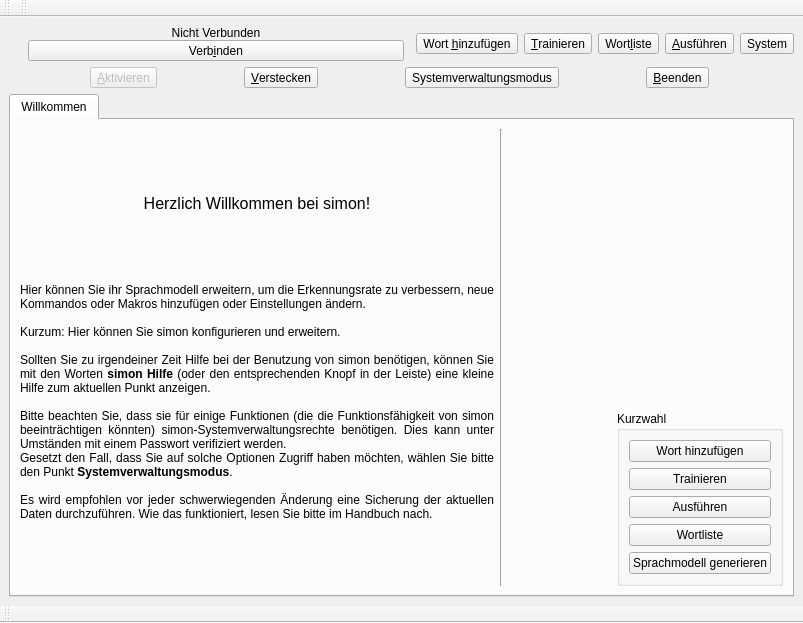
Qt form ui/main.ui (KDE/simon) before a commit.
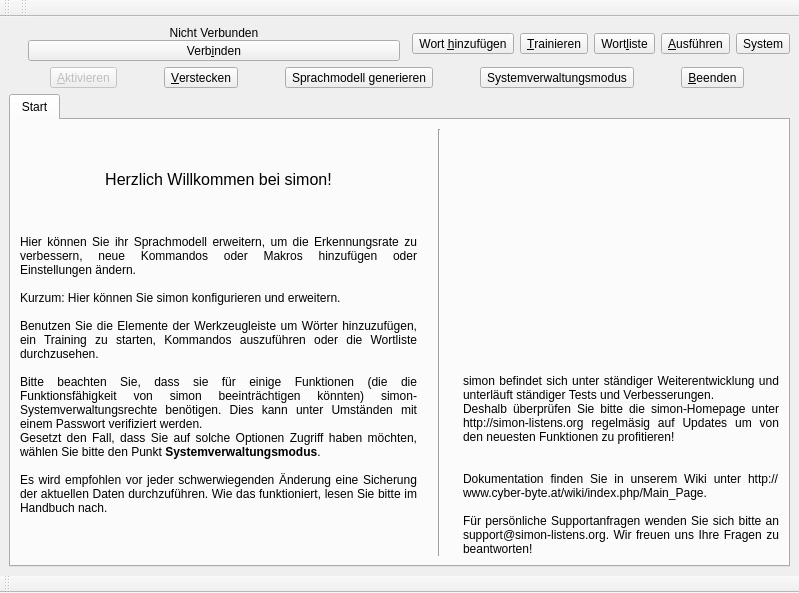
The same form after that commit. Icons and pictures are not drawn. Custom widgets are drawn as their Qt base class.

Patch:
```diff
--- a/ui/main.ui
+++ b/ui/main.ui
@@ -5,8 +5,8 @@
    <rect>
     <x>0</x>
     <y>0</y>
-    <width>803</width>
-    <height>623</height>
+    <width>799</width>
+    <height>593</height>
    </rect>
   </property>
   <property name="windowTitle" >
@@ -333,6 +333,25 @@
         </property>
        </widget>
       </item>
+      <item>
+       <widget class="QToolButton" name="pbCompileModel" >
+        <property name="text" >
+         <string>Sprachmodell generieren</string>
+        </property>
+        <property name="icon" >
+         <iconset resource="../action_icons.qrc" >:/images/icons/go-next.svg</iconset>
+        </property>
+        <property name="iconSize" >
+         <size>
+          <width>24</width>
+          <height>24</height>
+         </size>
+        </property>
+        <property name="toolButtonStyle" >
+         <enum>Qt::ToolButtonTextBesideIcon</enum>
+        </property>
+       </widget>
+      </item>
       <item>
        <widget class="QToolButton" name="pbKeyed" >
         <property name="enabled" >
@@ -398,7 +417,10 @@
      <widget class="InlineWidgetView" name="inlineView" >
       <widget class="QWidget" name="tbWelcome" >
        <attribute name="title" >
-        <string>Willkommen</string>
+        <string>Start</string>
+       </attribute>
+       <attribute name="icon" >
+        <iconset resource="../others.qrc" >:/images/tray.png</iconset>
        </attribute>
        <layout class="QHBoxLayout" >
         <item>
@@ -455,17 +477,17 @@
             <property name="text" >
              <string>&lt;html>&lt;head>&lt;meta name="qrichtext" content="1" />&lt;style type="text/css">
 p, li { white-space: pre-wrap; }
-&lt;/style>&lt;/head>&lt;body style=" font-family:'Sans Serif'; font-size:9pt; font-weight:400; font-style:normal;">
-&lt;p style=" margin-top:0px; margin-bottom:0px; margin-left:0px; margin-right:0px; -qt-block-indent:0; text-indent:0px;">Hier können Sie ihr Sprachmodell erweitern, um die Erkennungsrate zu verbessern, neue Kommandos oder Makros hinzufügen oder Einstellungen ändern.&lt;/p>
-&lt;p style="-qt-paragraph-type:empty; margin-top:0px; margin-bottom:0px; margin-left:0px; margin-right:0px; -qt-block-indent:0; text-indent:0px;">&lt;/p>
-&lt;p style=" margin-top:0px; margin-bottom:0px; margin-left:0px; margin-right:0px; -qt-block-indent:0; text-indent:0px;">Kurzum: Hier können Sie simon konfigurieren und erweitern.&lt;/p>
-&lt;p style="-qt-paragraph-type:empty; margin-top:0px; margin-bottom:0px; margin-left:0px; margin-right:0px; -qt-block-indent:0; text-indent:0px;">&lt;/p>
-&lt;p style=" margin-top:0px; margin-bottom:0px; margin-left:0px; margin-right:0px; -qt-block-indent:0; text-indent:0px;">Sollten Sie zu irgendeiner Zeit Hilfe bei der Benutzung von simon benötigen, können Sie mit den Worten &lt;span style=" font-weight:600;">simon Hilfe&lt;/span> (oder den entsprechenden Knopf in der Leiste) eine kleine Hilfe zum aktuellen Punkt anzeigen.&lt;/p>
-&lt;p style="-qt-paragraph-type:empty; margin-top:0px; margin-bottom:0px; margin-left:0px; margin-right:0px; -qt-block-indent:0; text-indent:0px;">&lt;/p>
-&lt;p style=" margin-top:0px; margin-bottom:0px; margin-left:0px; margin-right:0px; -qt-block-indent:0; text-indent:0px;">Bitte beachten Sie, dass sie für einige Funktionen (die die Funktionsfähigkeit von simon beeinträchtigen könnten) simon-Systemverwaltungsrechte benötigen. Dies kann unter Umständen mit einem Passwort verifiziert werden.&lt;/p>
-&lt;p style=" margin-top:0px; margin-bottom:0px; margin-left:0px; margin-right:0px; -qt-block-indent:0; text-indent:0px;">Gesetzt den Fall, dass Sie auf solche Optionen Zugriff haben möchten, wählen Sie bitte den Punkt &lt;span style=" font-weight:600;">Systemverwaltungsmodus&lt;/span>.&lt;/p>
-&lt;p style="-qt-paragraph-type:empty; margin-top:0px; margin-bottom:0px; margin-left:0px; margin-right:0px; -qt-block-indent:0; text-indent:0px;">&lt;/p>
-&lt;p style=" margin-top:0px; margin-bottom:0px; margin-left:0px; margin-right:0px; -qt-block-indent:0; text-indent:0px;">Es wird empfohlen vor jeder schwerwiegenden Änderung eine Sicherung der aktuellen Daten durchzuführen. Wie das funktioniert, lesen Sie bitte im Handbuch nach.&lt;/p>&lt;/body>&lt;/html></string>
+&lt;/style>&lt;/head>&lt;body style=" font-family:'Sans Serif'; font-size:10pt; font-weight:400; font-style:normal;">
+&lt;p style=" margin-top:0px; margin-bottom:0px; margin-left:0px; margin-right:0px; -qt-block-indent:0; text-indent:0px; font-size:9pt;">Hier können Sie ihr Sprachmodell erweitern, um die Erkennungsrate zu verbessern, neue Kommandos oder Makros hinzufügen oder Einstellungen ändern.&lt;/p>
+&lt;p style="-qt-paragraph-type:empty; margin-top:0px; margin-bottom:0px; margin-left:0px; margin-right:0px; -qt-block-indent:0; text-indent:0px; font-size:9pt;">&lt;/p>
+&lt;p style=" margin-top:0px; margin-bottom:0px; margin-left:0px; margin-right:0px; -qt-block-indent:0; text-indent:0px; font-size:9pt;">Kurzum: Hier können Sie simon konfigurieren und erweitern.&lt;/p>
+&lt;p style="-qt-paragraph-type:empty; margin-top:0px; margin-bottom:0px; margin-left:0px; margin-right:0px; -qt-block-indent:0; text-indent:0px; font-size:9pt;">&lt;/p>
+&lt;p style=" margin-top:0px; margin-bottom:0px; margin-left:0px; margin-right:0px; -qt-block-indent:0; text-indent:0px; font-size:9pt;">Benutzen Sie die Elemente der Werkzeugleiste um Wörter hinzuzufügen, ein Training zu starten, Kommandos auszuführen oder die Wortliste durchzusehen.&lt;/p>
+&lt;p style="-qt-paragraph-type:empty; margin-top:0px; margin-bottom:0px; margin-left:0px; margin-right:0px; -qt-block-indent:0; text-indent:0px; font-size:9pt;">&lt;/p>
+&lt;p style=" margin-top:0px; margin-bottom:0px; margin-left:0px; margin-right:0px; -qt-block-indent:0; text-indent:0px; font-size:9pt;">Bitte beachten Sie, dass sie für einige Funktionen (die die Funktionsfähigkeit von simon beeinträchtigen könnten) simon-Systemverwaltungsrechte benötigen. Dies kann unter Umständen mit einem Passwort verifiziert werden.&lt;/p>
+&lt;p style=" margin-top:0px; margin-bottom:0px; margin-left:0px; margin-right:0px; -qt-block-indent:0; text-indent:0px; font-size:9pt;">Gesetzt den Fall, dass Sie auf solche Optionen Zugriff haben möchten, wählen Sie bitte den Punkt &lt;span style=" font-weight:600;">Systemverwaltungsmodus&lt;/span>.&lt;/p>
+&lt;p style="-qt-paragraph-type:empty; margin-top:0px; margin-bottom:0px; margin-left:0px; margin-right:0px; -qt-block-indent:0; text-indent:0px; font-size:9pt;">&lt;/p>
+&lt;p style=" margin-top:0px; margin-bottom:0px; margin-left:0px; margin-right:0px; -qt-block-indent:0; text-indent:0px; font-size:9pt;">Es wird empfohlen vor jeder schwerwiegenden Änderung eine Sicherung der aktuellen Daten durchzuführen. Wie das funktioniert, lesen Sie bitte im Handbuch nach.&lt;/p>&lt;/body>&lt;/html></string>
             </property>
             <property name="alignment" >
              <set>Qt::AlignJustify|Qt::AlignVCenter</set>
@@ -490,6 +512,19 @@
           </item>
          </layout>
         </item>
+        <item>
+         <spacer>
+          <property name="orientation" >
+           <enum>Qt::Horizontal</enum>
+          </property>
+          <property name="sizeHint" >
+           <size>
+            <width>40</width>
+            <height>20</height>
+           </size>
+          </property>
+         </spacer>
+        </item>
         <item>
          <widget class="Line" name="line" >
           <property name="orientation" >
@@ -498,41 +533,46 @@
          </widget>
         </item>
         <item>
-         <widget class="QLabel" name="lbWelcomeLogo" >
-          <property name="sizePolicy" >
-           <sizepolicy vsizetype="Fixed" hsizetype="Preferred" >
-            <horstretch>0</horstretch>
-            <verstretch>0</verstretch>
-           </sizepolicy>
+         <spacer>
+          <property name="orientation" >
+           <enum>Qt::Horizontal</enum>
           </property>
-          <property name="maximumSize" >
+          <property name="sizeHint" >
            <size>
-            <width>265</width>
-            <height>149</height>
+            <width>40</width>
+            <height>20</height>
            </size>
           </property>
-          <property name="text" >
-           <string/>
-          </property>
-          <property name="pixmap" >
-           <pixmap/>
-          </property>
-          <property name="scaledContents" >
-           <bool>true</bool>
-          </property>
-         </widget>
+         </spacer>
         </item>
         <item>
          <layout class="QVBoxLayout" >
           <item>
-           <widget class="QLabel" name="label" >
-            <property name="text" >
-             <string/>
-            </property>
-            <property name="pixmap" >
-             <pixmap resource="../others.qrc" >:/images/simon.png</pixmap>
-            </property>
-           </widget>
+           <layout class="QHBoxLayout" >
+            <item>
+             <spacer>
+              <property name="orientation" >
+               <enum>Qt::Horizontal</enum>
+              </property>
+              <property name="sizeHint" >
+               <size>
+                <width>40</width>
+                <height>20</height>
+               </size>
+              </property>
+             </spacer>
+            </item>
+            <item>
+             <widget class="QLabel" name="label" >
+              <property name="text" >
+               <string/>
+              </property>
+              <property name="pixmap" >
+               <pixmap resource="../others.qrc" >:/images/simon.png</pixmap>
+              </property>
+             </widget>
+            </item>
+           </layout>
           </item>
           <item>
            <spacer>
@@ -548,122 +588,28 @@
            </spacer>
           </item>
           <item>
-           <widget class="QGroupBox" name="groupBox" >
-            <property name="title" >
-             <string>Kurzwahl</string>
+           <widget class="QLabel" name="lbWelcomeDesc_2" >
+            <property name="text" >
+             <string>&lt;html>&lt;head>&lt;meta name="qrichtext" content="1" />&lt;style type="text/css">
+p, li { white-space: pre-wrap; }
+&lt;/style>&lt;/head>&lt;body style=" font-family:'Sans Serif'; font-size:10pt; font-weight:400; font-style:normal;">
+&lt;p style=" margin-top:0px; margin-bottom:0px; margin-left:0px; margin-right:0px; -qt-block-indent:0; text-indent:0px; font-size:9pt;">simon befindet sich unter ständiger Weiterentwicklung und unterläuft ständiger Tests und Verbesserungen.&lt;/p>
+&lt;p style=" margin-top:0px; margin-bottom:0px; margin-left:0px; margin-right:0px; -qt-block-indent:0; text-indent:0px; font-size:9pt;">Deshalb überprüfen Sie bitte die simon-Homepage unter http://simon-listens.org regelmäsig auf Updates um von den neuesten Funktionen zu profitieren!&lt;/p>
+&lt;p style="-qt-paragraph-type:empty; margin-top:0px; margin-bottom:0px; margin-left:0px; margin-right:0px; -qt-block-indent:0; text-indent:0px; font-size:9pt;">&lt;/p>
+&lt;p style="-qt-paragraph-type:empty; margin-top:0px; margin-bottom:0px; margin-left:0px; margin-right:0px; -qt-block-indent:0; text-indent:0px; font-size:9pt;">&lt;/p>
+&lt;p style=" margin-top:0px; margin-bottom:0px; margin-left:0px; margin-right:0px; -qt-block-indent:0; text-indent:0px; font-size:9pt;">Dokumentation finden Sie in unserem Wiki unter http://www.cyber-byte.at/wiki/index.php/Main_Page.&lt;/p>
+&lt;p style="-qt-paragraph-type:empty; margin-top:0px; margin-bottom:0px; margin-left:0px; margin-right:0px; -qt-block-indent:0; text-indent:0px; font-size:9pt;">&lt;/p>
+&lt;p style=" margin-top:0px; margin-bottom:0px; margin-left:0px; margin-right:0px; -qt-block-indent:0; text-indent:0px; font-size:9pt;">Für persönliche Supportanfragen wenden Sie sich bitte an support@simon-listens.org. Wir freuen uns Ihre Fragen zu beantworten!&lt;/p>&lt;/body>&lt;/html></string>
             </property>
-            <layout class="QVBoxLayout" >
-             <item>
-              <widget class="QPushButton" name="pbQuickAddWord" >
-               <property name="maximumSize" >
-                <size>
-                 <width>265</width>
-                 <height>16777215</height>
-                </size>
-               </property>
-               <property name="text" >
-                <string>Wort hinzufügen</string>
-               </property>
-               <property name="icon" >
-                <iconset/>
-               </property>
-               <property name="iconSize" >
-                <size>
-                 <width>24</width>
-                 <height>24</height>
-                </size>
-               </property>
-              </widget>
-             </item>
-             <item>
-              <widget class="QPushButton" name="pbQuickTrain" >
-               <property name="maximumSize" >
-                <size>
-                 <width>265</width>
-                 <height>16777215</height>
-                </size>
-               </property>
-               <property name="text" >
-                <string>Trainieren</string>
-               </property>
-               <property name="icon" >
-                <iconset/>
-               </property>
-               <property name="iconSize" >
-                <size>
-                 <width>24</width>
-                 <height>24</height>
-                </size>
-               </property>
-              </widget>
-             </item>
-             <item>
-              <widget class="QPushButton" name="pbQuickRunProgram" >
-               <property name="maximumSize" >
-                <size>
-                 <width>265</width>
-                 <height>16777215</height>
-                </size>
-               </property>
-               <property name="text" >
-                <string>Ausführen</string>
-               </property>
-               <property name="icon" >
-                <iconset/>
-               </property>
-               <property name="iconSize" >
-                <size>
-                 <width>24</width>
-                 <height>24</height>
-                </size>
-               </property>
-              </widget>
-             </item>
-             <item>
-              <widget class="QPushButton" name="pbQuickWordlist" >
-               <property name="maximumSize" >
-                <size>
-                 <width>265</width>
-                 <height>16777215</height>
-                </size>
-               </property>
-               <property name="text" >
-                <string>Wortliste</string>
-               </property>
-               <property name="icon" >
-                <iconset/>
-               </property>
-               <property name="iconSize" >
-                <size>
-                 <width>24</width>
-                 <height>24</height>
-                </size>
-               </property>
-              </widget>
-             </item>
-             <item>
-              <widget class="QPushButton" name="pbCompileModel" >
-               <property name="maximumSize" >
-                <size>
-                 <width>265</width>
-                 <height>16777215</height>
-                </size>
-               </property>
-               <property name="text" >
-                <string>Sprachmodell generieren</string>
-               </property>
-               <property name="icon" >
-                <iconset/>
-               </property>
-               <property name="iconSize" >
-                <size>
-                 <width>24</width>
-                 <height>24</height>
-                </size>
-               </property>
-              </widget>
-             </item>
-            </layout>
+            <property name="alignment" >
+             <set>Qt::AlignBottom|Qt::AlignJustify</set>
+            </property>
+            <property name="wordWrap" >
+             <bool>true</bool>
+            </property>
+            <property name="openExternalLinks" >
+             <bool>true</bool>
+            </property>
            </widget>
           </item>
          </layout>
```
